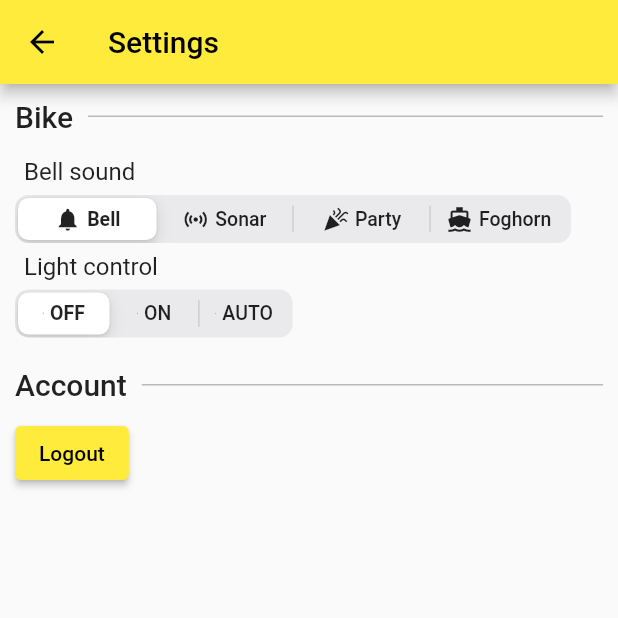
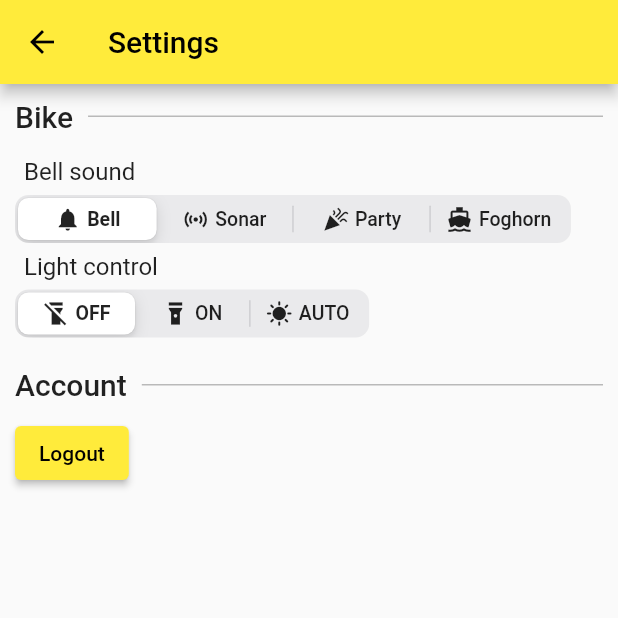
Before and after one commit to mjarkk/vanmoof-web-controller, a Flutter app: the Settings screen opened directly with empty values, on a phone screen of 412 x 824 dp, the top half of it. Run offline on Flutter 3.47's test engine with Material 2 defaults, Android fonts, the phone set to English and light mode, and no system bars; drawn by our look-alikes of modal_bottom_sheet; our stand-ins replace dio, email_validator, flutter_blue_plus, flutter_secure_storage, hex, hive and 1 more; missing offline and left inert: animated_fractionally_sized_box, pointycastle; accounts and stored records are empty.

Commit message:
Icon fix

```diff
--- a/app/lib/routes/settings.dart
+++ b/app/lib/routes/settings.dart
@@ -154,7 +154,7 @@ class LightStateControl extends StatelessWidget {
                       padding: const EdgeInsets.only(right: 4),
                       child: Icon(
                         lightIcon(key),
-                        size: 1,
+                        size: 18,
                       ),
                     ),
                     Text(value)
```
